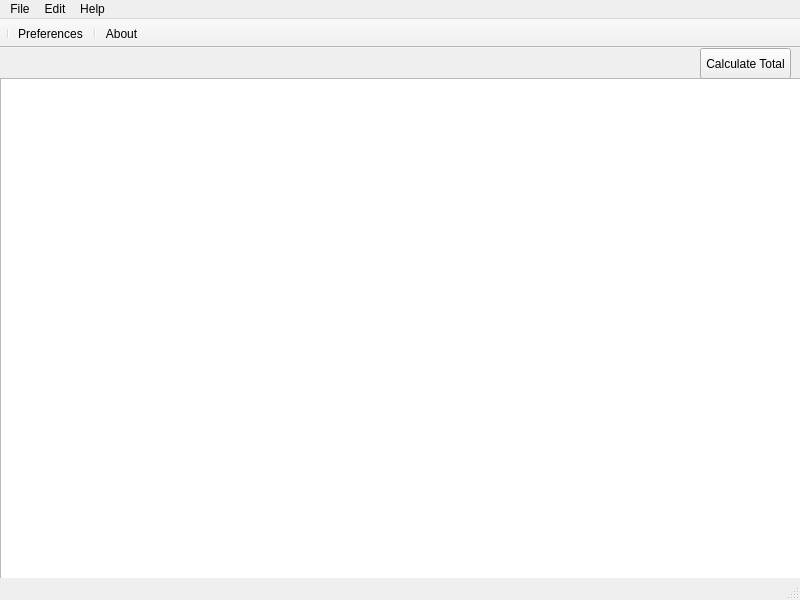
This is PyMonthlyExpense/ui_files/main.ui in jepierre/python_apps as Qt 5 draws it before an edit. The edited form follows.
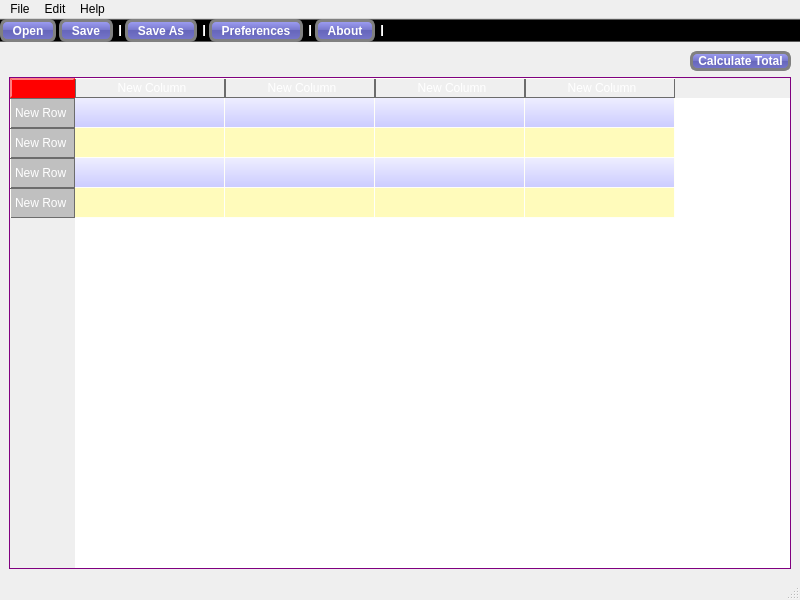
This is the edited form.

```diff
--- a/PyMonthlyExpense/ui_files/main.ui
+++ b/PyMonthlyExpense/ui_files/main.ui
@@ -13,36 +13,158 @@
   <property name="windowTitle">
    <string> PyDataMan 0.1</string>
   </property>
+  <property name="styleSheet">
+   <string notr="true">#main_table{
+	font: 75 10pt &quot;Sitka Text&quot;;
+
+    gridline-color: #fffff8;
+    border-width: 1px;
+    border-style: solid;
+    border-color: purple;
+}
+
+
+QHeaderView::section{
+    background-color: qlineargradient(x1:0, y1:0, x2:0, y2:1,
+                                      stop:0 #616161, stop: 0.5 #505050,
+                                      stop: 0.6 #434343, stop:1 #656565);
+    color: white;
+    padding-left: 4px;
+    border: 1px solid #6c6c6c;
+	font: 75 10pt &quot;Sitka Text&quot;;
+}
+QHeaderView::section:checked
+{
+    background-color: rgb(255, 185, 189);
+}
+
+QPushButton, QToolButton{
+	font: 12pt &quot;Rockwell&quot;;font-weight: bold;
+color: white;
+ background-color: QLinearGradient( x1: 0, y1: 0, x2: 0, y2: 1, stop: 0 #88d, stop: 0.1 #99e, stop: 0.49 #77c, stop: 0.5 #66b, stop: 1 #77c);
+	border: 3px solid gray;
+	border-radius: 7;
+ 	padding-left: 5px;
+ 	padding-right: 5px;
+}
+QToolBar {
+    background: qradialgradient(spread:pad, cx:0.5, cy:0.5, radius:0.5, fx:0.5, fy:0.5, stop:0 rgba(86, 88, 66, 255), stop:1 rgba(255, 255, 255, 255));
+    spacing: 3px; /* spacing between items in the tool bar */
+}
+QTableView QTableCornerButton::section {
+    background: red;
+    border: 2px outset red;
+}
+
+QHeaderView::section:horizontal
+{
+    border-top: 1px solid #fffff8;
+}
+
+QHeaderView::section:vertical
+{
+    border-left: 1px solid #fffff8;
+background: silver;
+}
+
+/*QWidget {
+    background-color: #333333;
+    color: #fffff8;
+}*/
+QTableView::item{
+	background-color: QLinearGradient(x1: 0, y1: 0, x2: 0, y2: 1, stop: 0 #eef, stop: 1 #ccf);
+
+}
+QTableView::item::alternate{
+    background-color: rgb(255, 251, 187);
+}
+QTableView::pane{
+background: red;
+}</string>
+  </property>
   <widget class="QWidget" name="centralwidget">
-   <widget class="QTableWidget" name="main_table">
-    <property name="geometry">
-     <rect>
-      <x>0</x>
-      <y>30</y>
-      <width>801</width>
-      <height>511</height>
-     </rect>
-    </property>
-    <attribute name="horizontalHeaderVisible">
-     <bool>true</bool>
-    </attribute>
-    <attribute name="horizontalHeaderDefaultSectionSize">
-     <number>150</number>
-    </attribute>
-   </widget>
-   <widget class="QPushButton" name="btn_calculatetotal">
-    <property name="geometry">
-     <rect>
-      <x>700</x>
-      <y>0</y>
-      <width>91</width>
-      <height>31</height>
-     </rect>
-    </property>
-    <property name="text">
-     <string>Calculate Total</string>
-    </property>
-   </widget>
+   <layout class="QVBoxLayout" name="verticalLayout">
+    <item>
+     <layout class="QHBoxLayout" name="horizontalLayout">
+      <item>
+       <spacer name="horizontalSpacer">
+        <property name="orientation">
+         <enum>Qt::Horizontal</enum>
+        </property>
+        <property name="sizeHint" stdset="0">
+         <size>
+          <width>40</width>
+          <height>20</height>
+         </size>
+        </property>
+       </spacer>
+      </item>
+      <item>
+       <widget class="QPushButton" name="btn_calculatetotal">
+        <property name="text">
+         <string>Calculate Total</string>
+        </property>
+       </widget>
+      </item>
+     </layout>
+    </item>
+    <item>
+     <widget class="QTableWidget" name="main_table">
+      <property name="sizeAdjustPolicy">
+       <enum>QAbstractScrollArea::AdjustToContents</enum>
+      </property>
+      <property name="alternatingRowColors">
+       <bool>true</bool>
+      </property>
+      <attribute name="horizontalHeaderVisible">
+       <bool>true</bool>
+      </attribute>
+      <attribute name="horizontalHeaderDefaultSectionSize">
+       <number>150</number>
+      </attribute>
+      <row>
+       <property name="text">
+        <string>New Row</string>
+       </property>
+      </row>
+      <row>
+       <property name="text">
+        <string>New Row</string>
+       </property>
+      </row>
+      <row>
+       <property name="text">
+        <string>New Row</string>
+       </property>
+      </row>
+      <row>
+       <property name="text">
+        <string>New Row</string>
+       </property>
+      </row>
+      <column>
+       <property name="text">
+        <string>New Column</string>
+       </property>
+      </column>
+      <column>
+       <property name="text">
+        <string>New Column</string>
+       </property>
+      </column>
+      <column>
+       <property name="text">
+        <string>New Column</string>
+       </property>
+      </column>
+      <column>
+       <property name="text">
+        <string>New Column</string>
+       </property>
+      </column>
+     </widget>
+    </item>
+   </layout>
   </widget>
   <widget class="QMenuBar" name="main_menubar">
    <property name="geometry">
@@ -60,19 +182,22 @@
     <addaction name="action_open"/>
     <addaction name="action_save"/>
     <addaction name="separator"/>
+    <addaction name="action_save_as"/>
+    <addaction name="separator"/>
     <addaction name="action_exit"/>
+    <addaction name="separator"/>
    </widget>
    <widget class="QMenu" name="menuEdit">
     <property name="title">
      <string>Edit</string>
     </property>
-    <addaction name="actionPreferences"/>
+    <addaction name="action_preferences"/>
    </widget>
    <widget class="QMenu" name="menuHelp">
     <property name="title">
      <string>Help</string>
     </property>
-    <addaction name="actionAbout"/>
+    <addaction name="action_about"/>
    </widget>
    <addaction name="menu_file"/>
    <addaction name="menuEdit"/>
@@ -92,34 +217,44 @@
    <attribute name="toolBarBreak">
     <bool>false</bool>
    </attribute>
+   <addaction name="action_open"/>
+   <addaction name="action_save"/>
    <addaction name="separator"/>
-   <addaction name="actionPreferences"/>
+   <addaction name="action_save_as"/>
    <addaction name="separator"/>
-   <addaction name="actionAbout"/>
+   <addaction name="action_preferences"/>
+   <addaction name="separator"/>
+   <addaction name="action_about"/>
+   <addaction name="separator"/>
   </widget>
   <action name="action_exit">
    <property name="text">
     <string>Exit</string>
    </property>
   </action>
-  <action name="actionPreferences">
+  <action name="action_preferences">
    <property name="text">
-    <string>Preferences</string>
+    <string>&amp;Preferences</string>
    </property>
   </action>
-  <action name="actionAbout">
+  <action name="action_about">
    <property name="text">
-    <string>About</string>
+    <string>&amp;About</string>
    </property>
   </action>
   <action name="action_open">
    <property name="text">
-    <string>Open</string>
+    <string>&amp;Open</string>
    </property>
   </action>
   <action name="action_save">
    <property name="text">
-    <string>Save</string>
+    <string>&amp;Save</string>
+   </property>
+  </action>
+  <action name="action_save_as">
+   <property name="text">
+    <string>&amp;Save As</string>
    </property>
   </action>
  </widget>
```
